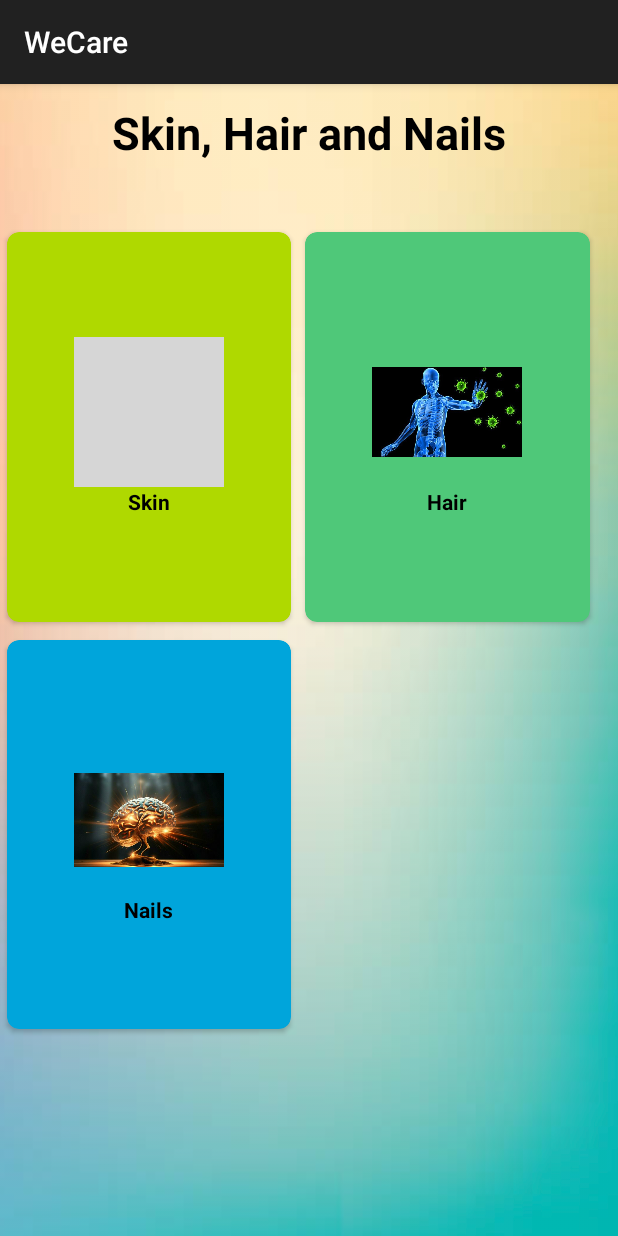
After one commit to krishnasmv/cs639-Team9, an Android app built with Jetpack Compose: the SkinandHair screen opened directly, with no data from a screen before it, on a phone screen of 412 x 824 dp. The commit adds this screen. Run offline under Robolectric (Android 15) with nearby library versions, the phone set to English and light mode, and no system bars; grey boxes are pictures that could not be loaded.

Commit message:
Add skin and nails navigation

```diff
--- /dev/null
+++ b/app/src/main/java/com/example/wecare/SkinandHair.kt
@@ -0,0 +1,42 @@
+package com.example.wecare
+
+import android.os.Bundle
+import androidx.activity.enableEdgeToEdge
+import androidx.appcompat.app.AppCompatActivity
+import androidx.core.view.ViewCompat
+import androidx.core.view.WindowInsetsCompat
+
+import android.content.Context
+import android.content.Intent
+
+import android.widget.Toast
+import androidx.cardview.widget.CardView
+
+
+class SkinandHair : AppCompatActivity() {
+    private lateinit var binding: GeneralSymptoms
+    override fun onCreate(savedInstanceState: Bundle?) {
+        super.onCreate(savedInstanceState)
+//        enableEdgeToEdge()
+        setContentView(R.layout.activity_skinand_hair);
+//        val sharedPreferences = getSharedPreferences("shared_prefs", Context.MODE_PRIVATE)
+//        val username = sharedPreferences.getString("username","").toString();
+//        Toast.makeText(applicationContext,"welcome "+username, Toast.LENGTH_SHORT).show();
+
+        val skincard: CardView = findViewById(R.id.skin)
+        skincard.setOnClickListener {
+            startActivity(Intent(this, skin::class.java))
+        }
+
+        val haircard: CardView = findViewById(R.id.hair)
+            haircard.setOnClickListener {
+            startActivity(Intent(this, Hair::class.java))
+        }
+
+        val nailscard: CardView = findViewById(R.id.nails)
+            nailscard.setOnClickListener {
+            startActivity(Intent(this, Nails::class.java))
+        }
+
+    }
+}
--- /dev/null
+++ b/app/src/main/res/layout/activity_skinand_hair.xml
@@ -0,0 +1,146 @@
+<?xml version="1.0" encoding="utf-8"?>
+<androidx.constraintlayout.widget.ConstraintLayout xmlns:android="http://schemas.android.com/apk/res/android"
+    xmlns:app="http://schemas.android.com/apk/res-auto"
+    xmlns:tools="http://schemas.android.com/tools"
+    android:id="@+id/main"
+    android:layout_width="match_parent"
+    android:layout_height="match_parent"
+    android:background="@drawable/generalhealthbackgroundimage"
+    tools:context=".GeneralSymptoms">
+
+    <TextView
+        android:id="@+id/textView4"
+        android:layout_width="wrap_content"
+        android:layout_height="wrap_content"
+        android:layout_margin="12dp"
+        android:layout_marginHorizontal="50dp"
+        android:text="Skin, Hair and Nails"
+        android:textColor="@color/black"
+        android:textSize="30sp"
+        android:textStyle="bold"
+        app:layout_constraintEnd_toEndOf="parent"
+        app:layout_constraintStart_toStartOf="parent"
+        app:layout_constraintTop_toTopOf="parent" />
+
+    <GridLayout
+        android:id="@+id/gridlayout"
+        android:layout_width="398dp"
+        android:layout_height="543dp"
+        android:layout_margin="40dp"
+        android:columnCount="2"
+        android:rowCount="3"
+        app:layout_constraintTop_toBottomOf="@+id/textView4"
+        tools:layout_editor_absoluteX="7dp">
+
+        <androidx.cardview.widget.CardView
+            android:id="@+id/skin"
+            android:layout_width="10dp"
+            android:layout_height="10dp"
+            android:layout_row="0"
+            android:layout_rowWeight="1"
+            android:layout_column="0"
+            android:layout_columnWeight="1"
+            android:layout_gravity="fill"
+            android:elevation="8dp"
+            app:cardBackgroundColor="#afd900"
+            app:cardCornerRadius="8dp"
+            app:cardUseCompatPadding="true">
+
+            <LinearLayout
+                android:layout_width="wrap_content"
+                android:layout_height="wrap_content"
+                android:layout_gravity="center_vertical|center_horizontal"
+                android:gravity="center"
+                android:orientation="vertical">
+
+                <ImageView
+                    android:layout_width="100dp"
+                    android:layout_height="100dp"
+                    android:src="@drawable/energyandvitality" />
+
+                <TextView
+                    android:layout_width="wrap_content"
+                    android:layout_height="match_parent"
+                    android:text="Skin"
+                    android:textAlignment="center"
+                    android:textColor="@color/black"
+                    android:textStyle="bold" />
+            </LinearLayout>
+        </androidx.cardview.widget.CardView>
+
+        <androidx.cardview.widget.CardView
+            android:id="@+id/hair"
+            android:layout_width="10dp"
+            android:layout_height="10dp"
+            android:layout_row="0"
+            android:layout_rowWeight="1"
+            android:layout_column="1"
+            android:layout_columnWeight="1"
+            android:layout_gravity="fill"
+            android:elevation="8dp"
+            app:cardBackgroundColor="#4fc879"
+            app:cardCornerRadius="8dp"
+            app:cardUseCompatPadding="true">
+
+            <LinearLayout
+                android:layout_width="wrap_content"
+                android:layout_height="wrap_content"
+                android:layout_gravity="center_vertical|center_horizontal"
+                android:gravity="center"
+                android:orientation="vertical">
+
+                <ImageView
+                    android:layout_width="100dp"
+                    android:layout_height="100dp"
+                    android:src="@drawable/immunesystem" />
+
+                <TextView
+                    android:layout_width="wrap_content"
+                    android:layout_height="match_parent"
+                    android:text="Hair"
+                    android:textAlignment="center"
+                    android:textColor="@color/black"
+                    android:textStyle="bold" />
+            </LinearLayout>
+        </androidx.cardview.widget.CardView>
+
+        <androidx.cardview.widget.CardView
+            android:id="@+id/nails"
+            android:layout_width="10dp"
+            android:layout_height="10dp"
+            android:layout_row="1"
+            android:layout_rowWeight="1"
+            android:layout_column="0"
+            android:layout_columnWeight="1"
+            android:layout_gravity="fill"
+            android:elevation="8dp"
+            app:cardBackgroundColor="#00a5db"
+            app:cardCornerRadius="8dp"
+            app:cardUseCompatPadding="true">
+
+            <LinearLayout
+                android:layout_width="wrap_content"
+                android:layout_height="wrap_content"
+                android:layout_gravity="center_vertical|center_horizontal"
+                android:gravity="center"
+                android:orientation="vertical">
+
+                <ImageView
+                    android:layout_width="100dp"
+                    android:layout_height="100dp"
+                    android:src="@drawable/mentalandcognitivehealth" />
+
+                <TextView
+                    android:layout_width="wrap_content"
+                    android:layout_height="match_parent"
+                    android:text="Nails"
+                    android:textAlignment="center"
+                    android:textColor="@color/black"
+                    android:textStyle="bold" />
+            </LinearLayout>
+        </androidx.cardview.widget.CardView>
+
+
+    </GridLayout>
+
+</androidx.constraintlayout.widget.ConstraintLayout>
```
Also changed, not shown: app/src/main/AndroidManifest.xml (+12 -0 lines), app/src/main/java/com/example/wecare/Hair.kt (added, +38 -0 lines), app/src/main/java/com/example/wecare/HomeActivity.kt (+8 -0 lines), app/src/main/java/com/example/wecare/Nails.kt (added, +38 -0 lines), app/src/main/java/com/example/wecare/skin.kt (added, +44 -0 lines), app/src/main/res/layout/activity_hair.xml (added, +30 -0 lines), app/src/main/res/layout/activity_nails.xml (added, +30 -0 lines), app/src/main/res/layout/activity_skin.xml (added, +30 -0 lines).
